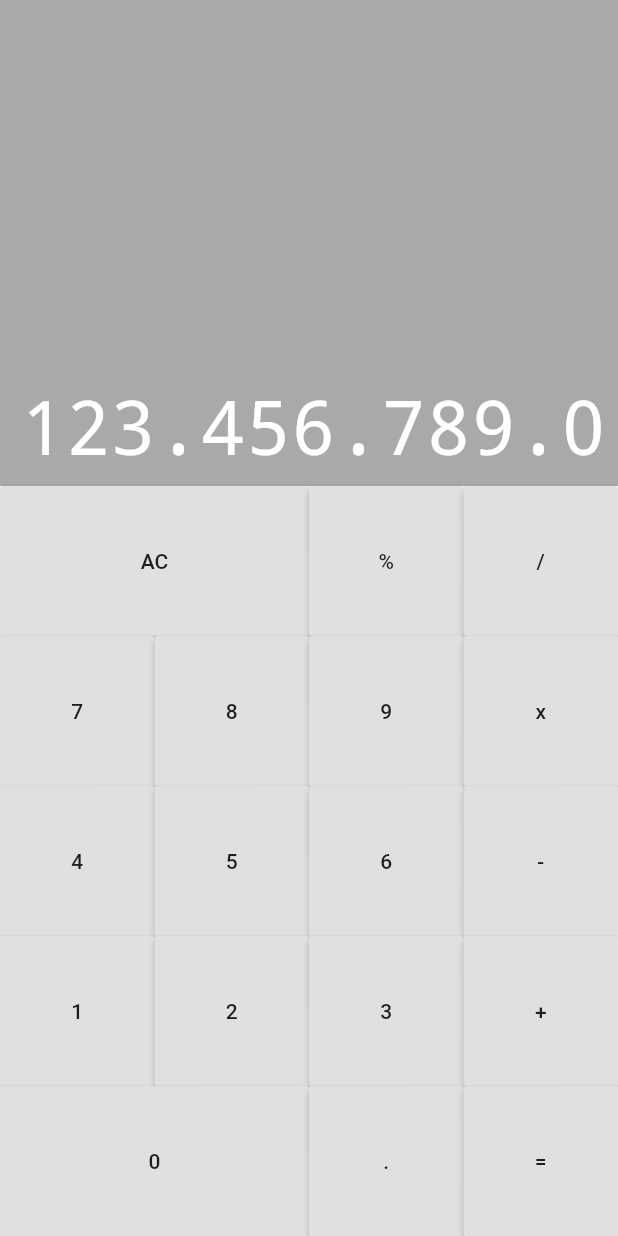
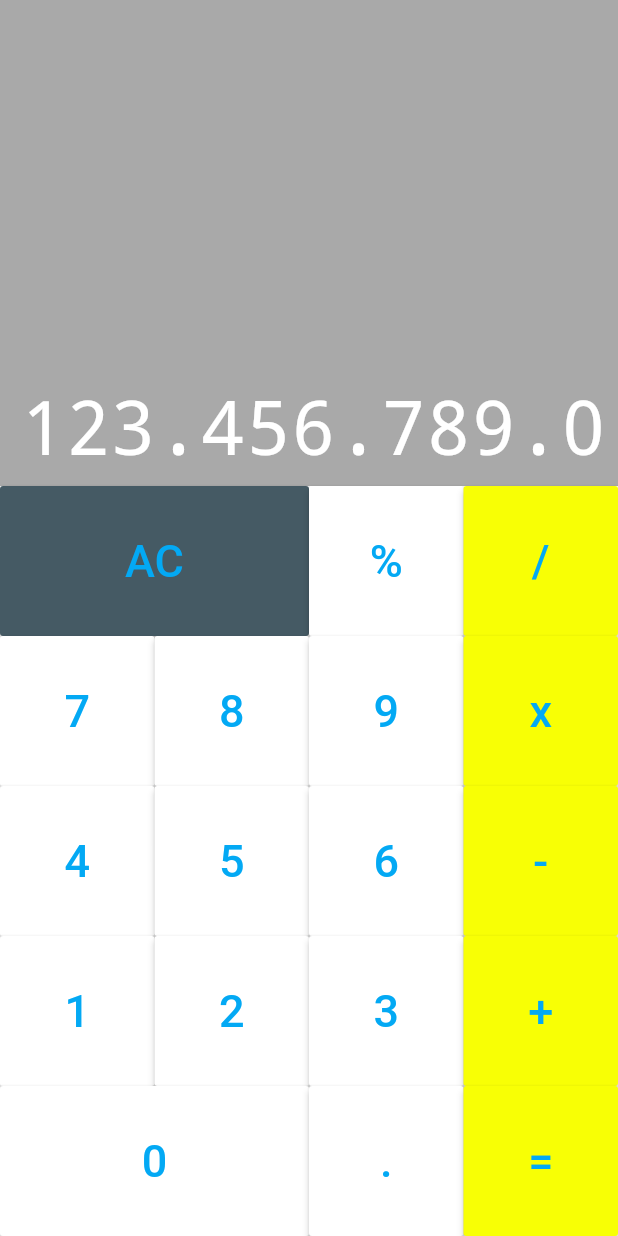
Before and after one commit to sa34uza/calculadora, a Flutter app: the screen it shows after launch, on a phone screen of 412 x 824 dp. Run offline on Flutter 3.47's test engine with Material 2 defaults, Android fonts, the phone set to English and light mode, and no system bars; drawn by our look-alikes of auto_size_text.

Commit message:
finalização do layout

```diff
--- a/lib/components/buttom.dart
+++ b/lib/components/buttom.dart
@@ -2,12 +2,24 @@ import 'package:flutter/material.dart';
 
 // ignore: must_be_immutable
 class Buttom extends StatelessWidget {
+  static const LIGHT = Color.fromRGBO(0, 11, 158, 0.9);
+  static const DEFAULT = Color.fromRGBO(255, 255, 255, 1);
+  static const OPERATION = Color.fromRGBO(248, 255, 5, 1);
+
   String text;
   final bool big;
+  final Color color;
 
   Buttom({
     @required this.text,
     this.big = false,
+    this.color = DEFAULT,
+  });
+
+   Buttom.operation({
+    @required this.text,
+    this.big = false,
+    this.color = OPERATION,
   });
 
   @override
@@ -15,7 +27,15 @@ class Buttom extends StatelessWidget {
     return Expanded(
       flex: big ? 2 : 1,
       child: RaisedButton(
-        child: Text(text),
+        color: this.color,
+        child: Text(
+          text,
+          style: TextStyle(
+            color: Colors.lightBlue,
+            fontSize: 30,
+            fontWeight: FontWeight.w500,
+          ),
+        ),
         onPressed: () {},
       ),
     );
--- a/lib/components/keyboard.dart
+++ b/lib/components/keyboard.dart
@@ -13,11 +13,12 @@ class KeyBoard extends StatelessWidget {
             Buttom(
               text: 'AC',
               big: true,
+              color: Colors.blueGrey[700],
             ),
             Buttom(
               text: '%',
             ),
-            Buttom(
+            Buttom.operation(
               text: '/',
             ),
           ]),
@@ -31,7 +32,7 @@ class KeyBoard extends StatelessWidget {
             Buttom(
               text: '9',
             ),
-            Buttom(
+            Buttom.operation(
               text: 'x',
             ),
           ]),
@@ -45,7 +46,7 @@ class KeyBoard extends StatelessWidget {
             Buttom(
               text: '6',
             ),
-            Buttom(
+            Buttom.operation(
               text: '-',
             ),
           ]),
@@ -59,7 +60,7 @@ class KeyBoard extends StatelessWidget {
             Buttom(
               text: '3',
             ),
-            Buttom(
+            Buttom.operation(
               text: '+',
             ),
           ]),
@@ -71,7 +72,7 @@ class KeyBoard extends StatelessWidget {
             Buttom(
               text: '.',
             ),
-            Buttom(
+            Buttom.operation(
               text: '=',
             ),
           ]),
```
